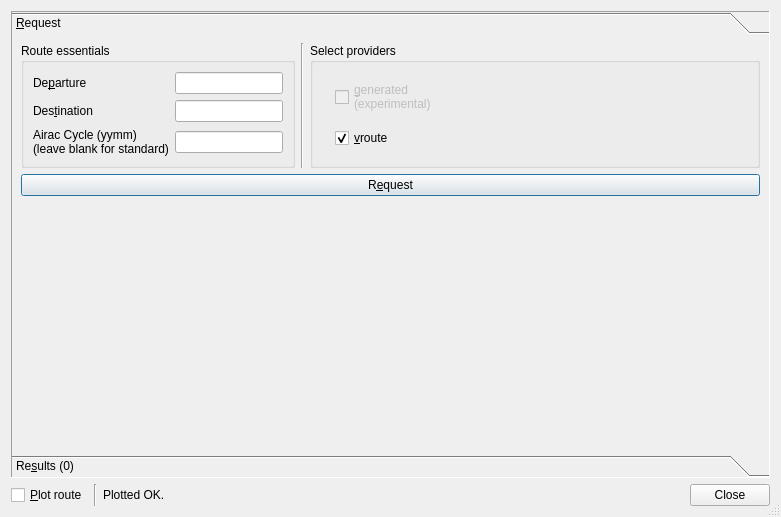
Old version of the form QuteScoop/src/PlanFlightDialog.ui in the repository qutescoop/qutescoop.
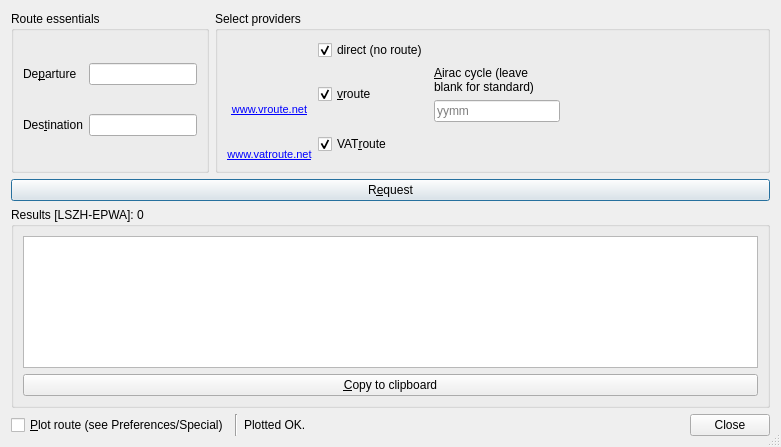
New version of the form. Icons and pictures are not drawn.

Commit message:
Completely updated PlanFlightsDialog: Added vatroute.net Added distance calculation for direct Changed GUI
Added calculateWaypointsAndDistance to Route.cpp

Patch:
```diff
--- a/QuteScoop/src/PlanFlightDialog.ui
+++ b/QuteScoop/src/PlanFlightDialog.ui
@@ -7,7 +7,7 @@
     <x>0</x>
     <y>0</y>
     <width>781</width>
-    <height>517</height>
+    <height>447</height>
    </rect>
   </property>
   <property name="windowTitle">
@@ -20,33 +20,6 @@
   <property name="sizeGripEnabled">
    <bool>true</bool>
   </property>
-  <layout class="QVBoxLayout" name="verticalLayout">
-   <item>
-    <widget class="QToolBox" name="toolBox">
-     <property name="frameShape">
-      <enum>QFrame::Panel</enum>
-     </property>
-     <property name="frameShadow">
-      <enum>QFrame::Sunken</enum>
-     </property>
-     <property name="currentIndex">
-      <number>0</number>
-     </property>
-     <property name="tabSpacing">
-      <number>0</number>
-     </property>
-     <widget class="QWidget" name="requestPage">
-      <property name="geometry">
-       <rect>
-        <x>0</x>
-        <y>0</y>
-        <width>761</width>
-        <height>424</height>
-       </rect>
-      </property>
-      <attribute name="label">
-       <string>&amp;Request</string>
-      </attribute>
       <layout class="QVBoxLayout" name="verticalLayout_2">
        <item>
         <layout class="QHBoxLayout" name="horizontalLayout_4">
@@ -90,31 +63,9 @@
               </property>
              </widget>
             </item>
-            <item row="2" column="3">
-             <widget class="QLineEdit" name="edCycle">
-              <property name="maxLength">
-               <number>4</number>
-              </property>
-             </widget>
-            </item>
-            <item row="2" column="0">
-             <widget class="QLabel" name="label_2">
-              <property name="text">
-               <string>Airac Cycle (yymm)
-(leave blank for standard)</string>
-              </property>
-             </widget>
-            </item>
            </layout>
           </widget>
          </item>
-         <item>
-          <widget class="Line" name="line">
-           <property name="orientation">
-            <enum>Qt::Vertical</enum>
-           </property>
-          </widget>
-         </item>
          <item>
           <widget class="QGroupBox" name="groupBox_2">
            <property name="sizePolicy">
@@ -126,41 +77,200 @@
            <property name="title">
             <string>Select providers</string>
            </property>
-           <layout class="QGridLayout" name="gridLayout_3">
-            <item row="1" column="0">
+       <layout class="QGridLayout" name="gridLayout">
+        <item row="0" column="2">
+         <widget class="QCheckBox" name="cbGenerated">
+          <property name="text">
+           <string>direct (no route)</string>
+          </property>
+          <property name="checked">
+           <bool>true</bool>
+          </property>
+         </widget>
+        </item>
+        <item row="14" column="2">
+         <widget class="QCheckBox" name="cbVatroute">
+          <property name="text">
+           <string>VAT&amp;route</string>
+          </property>
+          <property name="checked">
+           <bool>true</bool>
+          </property>
+         </widget>
+        </item>
+        <item row="6" column="2">
+         <widget class="QCheckBox" name="cbVroute">
+          <property name="text">
+           <string>&amp;vroute</string>
+          </property>
+          <property name="checked">
+           <bool>true</bool>
+          </property>
+         </widget>
+        </item>
+        <item row="6" column="4">
+         <layout class="QVBoxLayout" name="verticalLayout_3">
+          <item>
+           <widget class="QLabel" name="lblAirac">
+            <property name="text">
+             <string>&amp;Airac cycle (leave blank for standard)</string>
+            </property>
+            <property name="wordWrap">
+             <bool>true</bool>
+            </property>
+            <property name="buddy">
+             <cstring>edCycle</cstring>
+            </property>
+           </widget>
+          </item>
+          <item>
+           <widget class="QLineEdit" name="edCycle">
+            <property name="maxLength">
+             <number>4</number>
+            </property>
+            <property name="placeholderText">
+             <string>yymm</string>
+            </property>
+           </widget>
+          </item>
+         </layout>
+        </item>
+        <item row="0" column="5">
+         <widget class="QLabel" name="lblGeneratedStatus">
+          <property name="sizePolicy">
+           <sizepolicy hsizetype="Preferred" vsizetype="Preferred">
+            <horstretch>2</horstretch>
+            <verstretch>0</verstretch>
+           </sizepolicy>
+          </property>
+          <property name="font">
+           <font>
+            <italic>true</italic>
+           </font>
+          </property>
+          <property name="text">
+           <string/>
+          </property>
+          <property name="wordWrap">
+           <bool>true</bool>
+          </property>
+         </widget>
+        </item>
+        <item row="6" column="5">
+         <widget class="QLabel" name="lblVrouteStatus">
+          <property name="sizePolicy">
+           <sizepolicy hsizetype="Preferred" vsizetype="Preferred">
+            <horstretch>2</horstretch>
+            <verstretch>0</verstretch>
+           </sizepolicy>
+          </property>
+          <property name="font">
+           <font>
+            <italic>true</italic>
+           </font>
+          </property>
+          <property name="text">
+           <string/>
+          </property>
+          <property name="wordWrap">
+           <bool>true</bool>
+          </property>
+         </widget>
+        </item>
+        <item row="14" column="5">
+         <widget class="QLabel" name="lblVatrouteStatus">
+          <property name="sizePolicy">
+           <sizepolicy hsizetype="Preferred" vsizetype="Preferred">
+            <horstretch>2</horstretch>
+            <verstretch>0</verstretch>
+           </sizepolicy>
+          </property>
+          <property name="font">
+           <font>
+            <italic>true</italic>
+           </font>
+          </property>
+          <property name="text">
+           <string/>
+          </property>
+          <property name="wordWrap">
+           <bool>true</bool>
+          </property>
+         </widget>
+        </item>
+        <item row="6" column="0">
+         <layout class="QVBoxLayout" name="verticalLayout_5">
+          <item>
              <widget class="QLabel" name="pixVroute">
               <property name="text">
                <string/>
               </property>
+            <property name="pixmap">
+             <pixmap resource="Resources.qrc">:/routeproviders/images/vroute.png</pixmap>
+            </property>
+           </widget>
+          </item>
+          <item>
+           <widget class="QLabel" name="lblVroute">
+            <property name="text">
+             <string>&lt;!DOCTYPE HTML PUBLIC &quot;-//W3C//DTD HTML 4.0//EN&quot; &quot;http://www.w3.org/TR/REC-html40/strict.dtd&quot;&gt;
+&lt;html&gt;&lt;head&gt;&lt;meta name=&quot;qrichtext&quot; content=&quot;1&quot; /&gt;&lt;style type=&quot;text/css&quot;&gt;
+p, li { white-space: pre-wrap; }
+&lt;/style&gt;&lt;/head&gt;&lt;body style=&quot; font-family:'MS Shell Dlg 2'; font-size:8.25pt; font-weight:400; font-style:normal;&quot;&gt;
+&lt;p align=&quot;center&quot; style=&quot; margin-top:0px; margin-bottom:0px; margin-left:0px; margin-right:0px; -qt-block-indent:0; text-indent:0px;&quot;&gt;&lt;a href=&quot;http://www.vroute.net&quot;&gt;&lt;span style=&quot; font-size:8pt; text-decoration: underline; color:#0000ff;&quot;&gt;www.vroute.net&lt;/span&gt;&lt;/a&gt;&lt;/p&gt;&lt;/body&gt;&lt;/html&gt;</string>
+            </property>
               <property name="textFormat">
                <enum>Qt::RichText</enum>
               </property>
+            <property name="openExternalLinks">
+             <bool>true</bool>
+            </property>
+            <property name="textInteractionFlags">
+             <set>Qt::LinksAccessibleByKeyboard|Qt::LinksAccessibleByMouse</set>
+            </property>
+            <property name="buddy">
+             <cstring>cbVroute</cstring>
+            </property>
+           </widget>
+          </item>
+         </layout>
+        </item>
+        <item row="14" column="0">
+         <layout class="QVBoxLayout" name="verticalLayout_6">
+          <item>
+           <widget class="QLabel" name="pixVatroute">
+            <property name="text">
+             <string/>
+            </property>
               <property name="pixmap">
-               <pixmap resource="Resources.qrc">:/routeproviders/images/vroute.png</pixmap>
-              </property>
-              <property name="alignment">
-               <set>Qt::AlignRight|Qt::AlignTrailing|Qt::AlignVCenter</set>
-              </property>
-              <property name="openExternalLinks">
-               <bool>true</bool>
+             <pixmap resource="Resources.qrc">:/routeproviders/images/vatroute.png</pixmap>
               </property>
              </widget>
             </item>
-            <item row="1" column="2">
-             <widget class="QCheckBox" name="cbVroute">
+          <item>
+           <widget class="QLabel" name="lblVatroute">
               <property name="text">
-               <string>&amp;vroute</string>
-              </property>
-              <property name="checked">
+             <string>&lt;!DOCTYPE HTML PUBLIC &quot;-//W3C//DTD HTML 4.0//EN&quot; &quot;http://www.w3.org/TR/REC-html40/strict.dtd&quot;&gt;
+&lt;html&gt;&lt;head&gt;&lt;meta name=&quot;qrichtext&quot; content=&quot;1&quot; /&gt;&lt;style type=&quot;text/css&quot;&gt;
+p, li { white-space: pre-wrap; }
+&lt;/style&gt;&lt;/head&gt;&lt;body style=&quot; font-family:'MS Shell Dlg 2'; font-size:8.25pt; font-weight:400; font-style:normal;&quot;&gt;
+&lt;p align=&quot;center&quot; style=&quot; margin-top:0px; margin-bottom:0px; margin-left:0px; margin-right:0px; -qt-block-indent:0; text-indent:0px;&quot;&gt;&lt;a href=&quot;http://vatroute.net&quot;&gt;&lt;span style=&quot; font-size:8pt; text-decoration: underline; color:#0000ff;&quot;&gt;www.vatroute.net&lt;/span&gt;&lt;/a&gt;&lt;/p&gt;&lt;/body&gt;&lt;/html&gt;</string>
+            </property>
+            <property name="openExternalLinks">
                <bool>true</bool>
               </property>
-             </widget>
+            <property name="textInteractionFlags">
+             <set>Qt::LinksAccessibleByKeyboard|Qt::LinksAccessibleByMouse</set>
+            </property>
+            <property name="buddy">
+             <cstring>cbVatroute</cstring>
+            </property>
+           </widget>
+          </item>
+         </layout>
             </item>
             <item row="0" column="0">
              <widget class="QLabel" name="pixGenerated">
-              <property name="enabled">
-               <bool>false</bool>
-              </property>
               <property name="text">
                <string/>
               </property>
@@ -170,61 +280,8 @@
               <property name="alignment">
                <set>Qt::AlignRight|Qt::AlignTrailing|Qt::AlignVCenter</set>
               </property>
-             </widget>
-            </item>
-            <item row="0" column="2">
-             <widget class="QCheckBox" name="cbGenerated">
-              <property name="enabled">
-               <bool>false</bool>
-              </property>
-              <property name="text">
-               <string>&amp;generated 
-(experimental)</string>
-              </property>
-              <property name="checked">
-               <bool>false</bool>
-              </property>
-             </widget>
-            </item>
-            <item row="0" column="3">
-             <widget class="QLabel" name="lblGeneratedStatus">
-              <property name="sizePolicy">
-               <sizepolicy hsizetype="Preferred" vsizetype="Preferred">
-                <horstretch>2</horstretch>
-                <verstretch>0</verstretch>
-               </sizepolicy>
-              </property>
-              <property name="font">
-               <font>
-                <italic>true</italic>
-               </font>
-              </property>
-              <property name="text">
-               <string/>
-              </property>
-              <property name="wordWrap">
-               <bool>true</bool>
-              </property>
-             </widget>
-            </item>
-            <item row="1" column="3">
-             <widget class="QLabel" name="lblVrouteStatus">
-              <property name="sizePolicy">
-               <sizepolicy hsizetype="Preferred" vsizetype="Preferred">
-                <horstretch>2</horstretch>
-                <verstretch>0</verstretch>
-               </sizepolicy>
-              </property>
-              <property name="font">
-               <font>
-                <italic>true</italic>
-               </font>
-              </property>
-              <property name="text">
-               <string/>
-              </property>
-              <property name="wordWrap">
-               <bool>true</bool>
+          <property name="buddy">
+           <cstring>cbGenerated</cstring>
               </property>
              </widget>
             </item>
@@ -238,43 +295,27 @@
          <property name="text">
           <string>R&amp;equest</string>
          </property>
+     <property name="autoDefault">
+      <bool>false</bool>
+     </property>
          <property name="default">
           <bool>true</bool>
          </property>
         </widget>
        </item>
        <item>
-        <spacer name="verticalSpacer">
-         <property name="orientation">
-          <enum>Qt::Vertical</enum>
-         </property>
-         <property name="sizeHint" stdset="0">
-          <size>
-           <width>20</width>
-           <height>40</height>
-          </size>
-         </property>
-        </spacer>
-       </item>
-      </layout>
-     </widget>
-     <widget class="QWidget" name="pageResults">
-      <property name="geometry">
-       <rect>
-        <x>0</x>
-        <y>0</y>
-        <width>98</width>
-        <height>89</height>
-       </rect>
-      </property>
-      <attribute name="label">
-       <string>Re&amp;sults (0)</string>
-      </attribute>
-      <layout class="QVBoxLayout" name="verticalLayout_4">
+    <widget class="QGroupBox" name="gbResults">
+     <property name="title">
+      <string>Results [LSZH-EPWA]: 0</string>
+     </property>
+     <layout class="QVBoxLayout" name="verticalLayout">
        <item>
         <widget class="QTreeView" name="treeRoutes">
          <property name="editTriggers">
-          <set>QAbstractItemView::AllEditTriggers</set>
+         <set>QAbstractItemView::NoEditTriggers</set>
+        </property>
+        <property name="alternatingRowColors">
+         <bool>true</bool>
          </property>
          <property name="rootIsDecorated">
           <bool>false</bool>
@@ -293,8 +334,18 @@
          </property>
         </widget>
        </item>
-      </layout>
-     </widget>
+      <item>
+       <layout class="QHBoxLayout" name="horizontalLayout_2">
+        <item>
+         <widget class="QPushButton" name="pbCopyToClipboard">
+          <property name="text">
+           <string>&amp;Copy to clipboard</string>
+          </property>
+         </widget>
+        </item>
+       </layout>
+      </item>
+     </layout>
     </widget>
    </item>
    <item>
@@ -302,7 +353,7 @@
      <item>
       <widget class="QCheckBox" name="cbPlot">
        <property name="text">
-        <string>&amp;Plot route</string>
+        <string>&amp;Plot route (see Preferences/Special)</string>
        </property>
       </widget>
      </item>
```
Left out of the diff: 89 changed lines with no effect on the pictures. Lines whose indentation alone changed are shown as unchanged. The commit also changes 8 other files.
